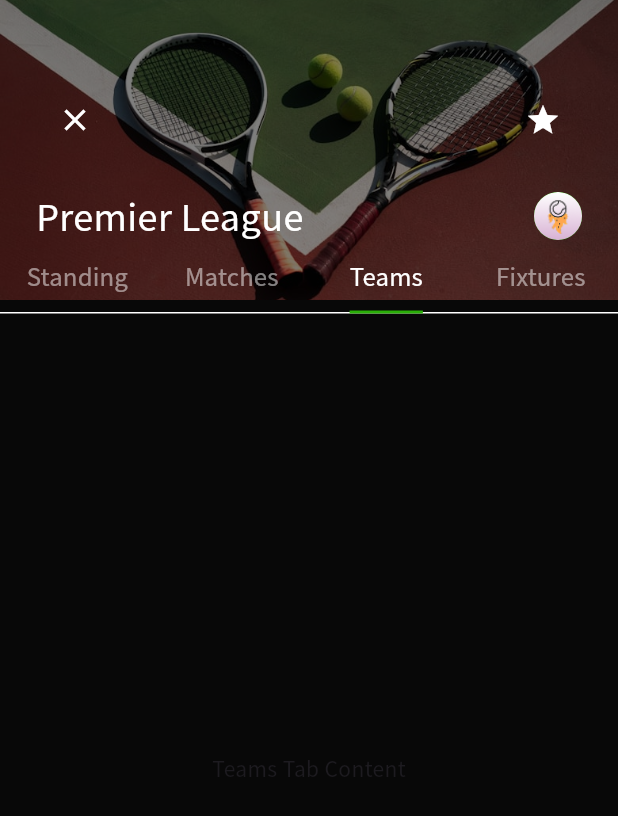
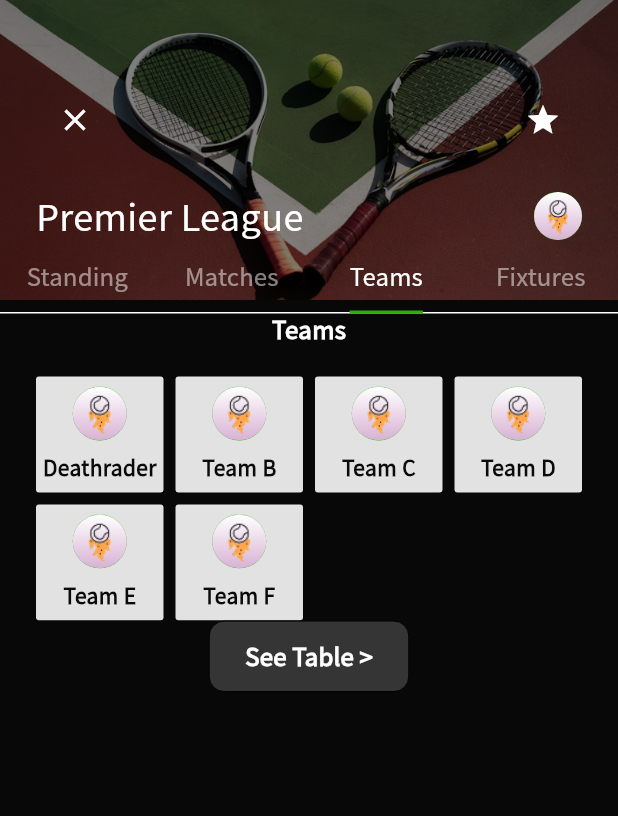
Before and after one commit to Sristy72/central-padel-league-user, a Flutter app: the screen it shows after launch, tab 3 chosen, on a phone screen of 412 x 824 dp. Shown: the top 816 px of the screen. Run offline on Flutter 3.47's test engine with Material 3 defaults, Android fonts, the phone set to English and light mode, and no system bars; our stand-ins replace connectivity_plus, dartz, dio, equatable, flutter_secure_storage, get and 3 more; missing offline and left inert: flutx_core; accounts and stored records are empty; statements that could not run were skipped.

Commit message:
Teams tab done

```diff
--- a/lib/core/theme/app_colors.dart
+++ b/lib/core/theme/app_colors.dart
@@ -15,4 +15,7 @@ class AppColors {
   static const Color textFieldBackground = Color(0xFF121212);
   static const Color textFieldTextiHint = gray;
   static const Color textFieldBorder = Color(0xFF1F2937);
+
+  //! <--- Iftikhar --->
+  static const Color leagueFieldBackground = Color(0xFFE2E2E2);
 }
--- a/lib/features/league/presentation/screens/league_details_screen.dart
+++ b/lib/features/league/presentation/screens/league_details_screen.dart
@@ -2,7 +2,9 @@ import 'package:flutter/material.dart';
 import 'package:karlfive/features/league/presentation/widgets/custom_league_appbar.dart';
 import 'package:karlfive/features/league/presentation/widgets/standing_tab.dart';
 
-import '../../models/standing_model.dart'; // Import the model class
+import '../../models/standing_model.dart';
+import '../../models/team_model.dart';
+import '../widgets/teams_tab.dart'; // Import the model class
 
 class LeagueDetailsScreen extends StatefulWidget {
   const LeagueDetailsScreen({super.key});
@@ -17,7 +19,35 @@ class _LeagueDetailsScreenState extends State<LeagueDetailsScreen>
 
   final List<String> _tabs = ['Standing', 'Matches', 'Teams', 'Fixtures'];
 
-  // Example dynamic data using the Standing model
+  //! <--- Dynamic data using the "Team" model --->
+  final List<Team> _teamsData = [
+    const Team(
+      teamLogoPath: 'assets/images/group_icon.png',
+      teamName: 'Deathrader',
+    ),
+    const Team(
+      teamLogoPath: 'assets/images/group_icon.png',
+      teamName: 'Team B',
+    ),
+    const Team(
+      teamLogoPath: 'assets/images/group_icon.png',
+      teamName: 'Team C',
+    ),
+    const Team(
+      teamLogoPath: 'assets/images/group_icon.png',
+      teamName: 'Team D',
+    ),
+    const Team(
+      teamLogoPath: 'assets/images/group_icon.png',
+      teamName: 'Team E',
+    ),
+    const Team(
+      teamLogoPath: 'assets/images/group_icon.png',
+      teamName: 'Team F',
+    ),
+  ];
+
+  //! <--- Dynamic data using the "Standing" model --->
   final List<Standing> _standingsData = [
     const Standing(
       pos: 1,
@@ -120,6 +150,7 @@ class _LeagueDetailsScreenState extends State<LeagueDetailsScreen>
       pts: 0,
     ),
   ];
+  //! <-------- END -------->
 
   @override
   void initState() {
@@ -147,7 +178,7 @@ class _LeagueDetailsScreenState extends State<LeagueDetailsScreen>
         children: [
           StandingTab(standingsData: _standingsData),
           const Center(child: Text('Matches Tab Content')),
-          const Center(child: Text('Teams Tab Content')),
+          TeamsTab(teamsData: _teamsData),
           const Center(child: Text('Fixtures Tab Content')),
         ],
       ),
--- a/lib/features/league/presentation/widgets/teams_tab.dart
+++ b/lib/features/league/presentation/widgets/teams_tab.dart
@@ -0,0 +1,112 @@
+import 'package:flutter/material.dart';
+// import 'package:get/get.dart';
+import '../../models/team_model.dart';
+import '../../../../core/theme/app_colors.dart';
+
+class TeamsTab extends StatelessWidget {
+  final List<Team> teamsData;
+
+  const TeamsTab({super.key, required this.teamsData});
+
+  @override
+  Widget build(BuildContext context) {
+    return Column(
+      children: [
+        Padding(
+          padding: const EdgeInsets.symmetric(vertical: 8.0),
+          child: Text(
+            "Teams",
+            style: TextStyle(
+              color: AppColors.white,
+              fontWeight: FontWeight.w600,
+              fontSize: 16,
+            ),
+          ),
+        ),
+        SingleChildScrollView(
+          child: Padding(
+            padding: const EdgeInsets.symmetric(vertical: 12.0, horizontal: 24),
+            child: Column(
+              children: [
+                GridView.builder(
+                  shrinkWrap: true,
+                  physics: const NeverScrollableScrollPhysics(),
+                  gridDelegate: const SliverGridDelegateWithFixedCrossAxisCount(
+                    crossAxisCount: 4,
+                    crossAxisSpacing: 8.0,
+                    mainAxisSpacing: 8.0,
+                    childAspectRatio: 1.1,
+                  ),
+                  itemCount: teamsData.length,
+                  itemBuilder: (BuildContext context, int index) {
+                    final team = teamsData[index];
+                    return _TeamGridItem(team: team);
+                  },
+                ),
+                _buildSeeTableButton(),
+              ],
+            ),
+          ),
+        ),
+      ],
+    );
+  }
+
+  Widget _buildSeeTableButton() {
+    return OutlinedButton(
+      onPressed: () {
+        // Get.to(() => const YourNextScreen());
+      },
+      style: TextButton.styleFrom(
+        backgroundColor: Color(0xFF353535), // Text color
+        side: const BorderSide(width: 0), // Black border
+        shape: RoundedRectangleBorder(
+          borderRadius: BorderRadius.circular(10.0),
+        ),
+        padding: const EdgeInsets.symmetric(horizontal: 24, vertical: 12),
+      ),
+      child: const Text(
+        'See Table >',
+        style: TextStyle(
+          fontSize: 16,
+          fontWeight: FontWeight.bold,
+          color: AppColors.white,
+        ),
+      ),
+    );
+  }
+}
+
+class _TeamGridItem extends StatelessWidget {
+  final Team team;
+
+  const _TeamGridItem({required this.team});
+
+  @override
+  Widget build(BuildContext context) {
+    return Container(
+      decoration: BoxDecoration(
+        color: AppColors.leagueFieldBackground,
+        borderRadius: BorderRadius.circular(2),
+      ),
+      child: Column(
+        mainAxisAlignment: MainAxisAlignment.center,
+        children: [
+          CircleAvatar(
+            backgroundImage: AssetImage(team.teamLogoPath),
+            radius: 18.0,
+          ),
+          const SizedBox(height: 8),
+          Text(
+            team.teamName,
+            style: const TextStyle(
+              fontWeight: FontWeight.bold,
+              fontSize: 14,
+              color: AppColors.buttonText,
+            ),
+          ),
+        ],
+      ),
+    );
+  }
+}
```
